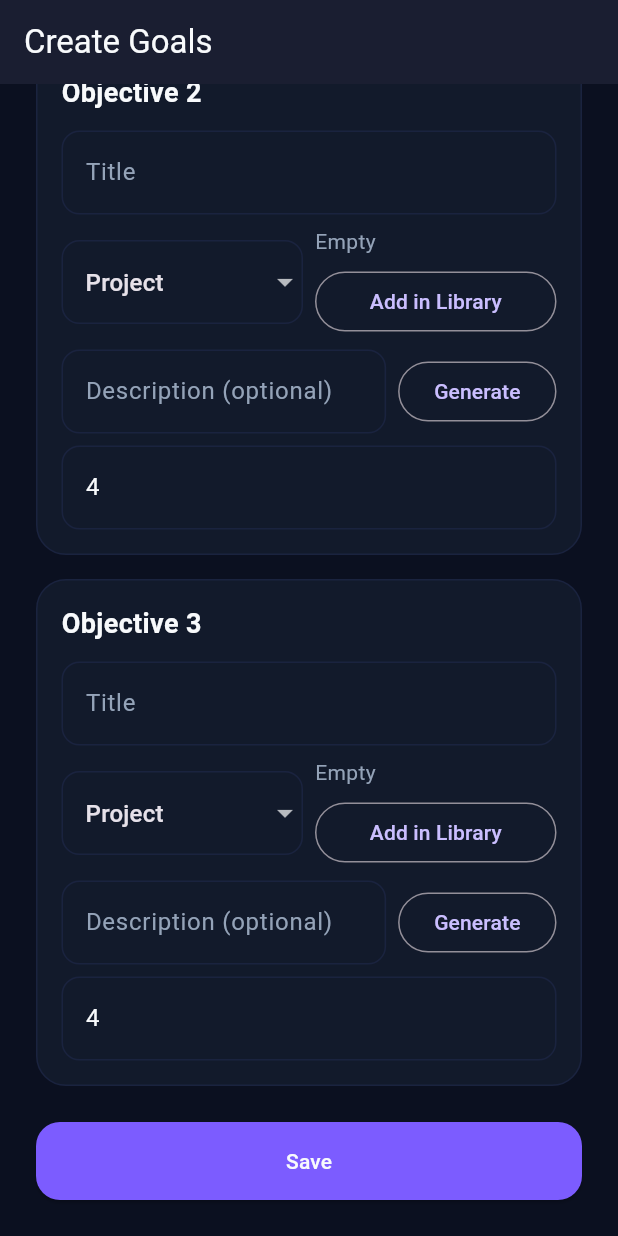
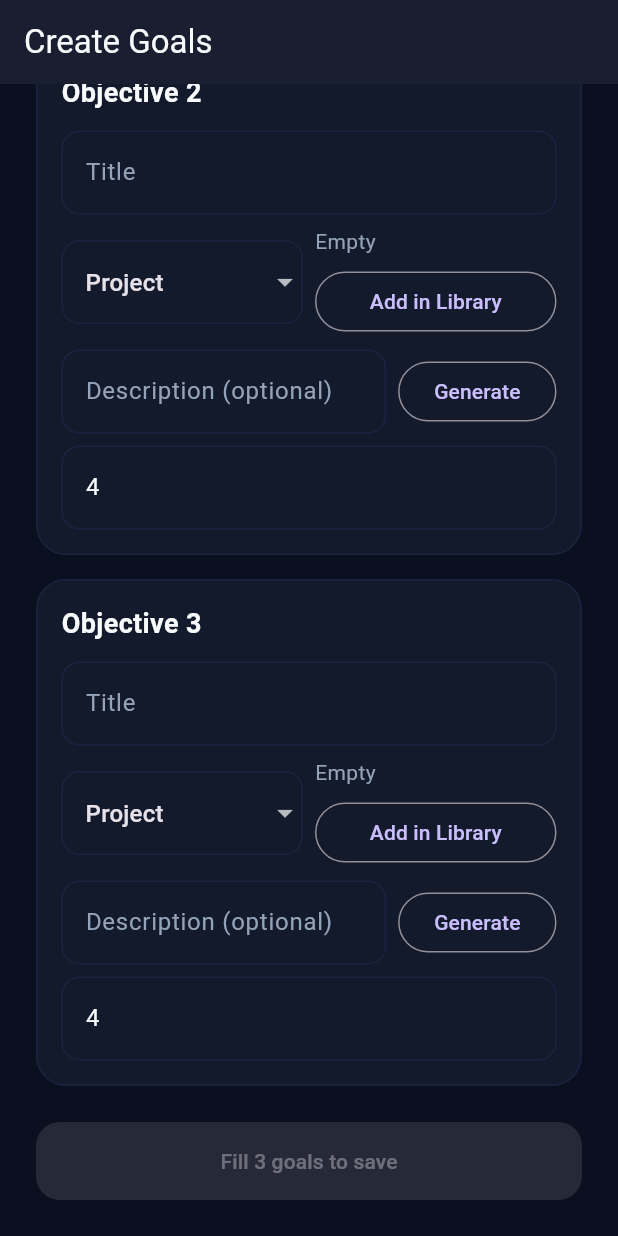
Before and after one commit to AfifBen/trifocus, a Flutter app: the CreateGoalScreen screen opened by its route, scrolled down 402 dp, on a phone screen of 412 x 824 dp. Run offline on Flutter 3.47's test engine with Material 3 defaults, Android fonts, the phone set to English and light mode, and no system bars; our stand-ins replace flutter_local_notifications, flutter_riverpod, go_router, shared_preferences, timezone; accounts and stored records are empty.

Commit message:
Enforce Rule of 3: require 3 goals before save

```diff
--- a/lib/features/goals/presentation/screens/create_goal_screen.dart
+++ b/lib/features/goals/presentation/screens/create_goal_screen.dart
@@ -146,7 +146,7 @@ class _CreateGoalScreenState extends ConsumerState<CreateGoalScreen> {
               SizedBox(
                 width: double.infinity,
                 child: ElevatedButton(
-                  onPressed: _saveGoals,
+                  onPressed: _canSave() ? _saveGoals : null,
                   style: ElevatedButton.styleFrom(
                     backgroundColor: AppColors.primary,
                     foregroundColor: AppColors.textPrimary,
@@ -155,7 +155,7 @@ class _CreateGoalScreenState extends ConsumerState<CreateGoalScreen> {
                       borderRadius: BorderRadius.circular(16),
                     ),
                   ),
-                  child: const Text('Save'),
+                  child: Text(_canSave() ? 'Save' : 'Fill 3 goals to save'),
                 ),
               ),
             ),
@@ -164,7 +164,13 @@ class _CreateGoalScreenState extends ConsumerState<CreateGoalScreen> {
     );
   }
 
+  bool _canSave() {
+    return titleControllers.every((c) => c.text.trim().isNotEmpty);
+  }
+
   Future<void> _saveGoals() async {
+    if (!_canSave()) return;
+
     final rows = List.generate(3, (index) {
       return {
         'title': titleControllers[index].text.trim(),
@@ -173,9 +179,7 @@ class _CreateGoalScreenState extends ConsumerState<CreateGoalScreen> {
         'categoryItem': categoryControllers[index].text.trim(),
         'description': descriptionControllers[index].text.trim(),
       };
-    }).where((row) => (row['title'] as String).isNotEmpty).toList();
-
-    if (rows.isEmpty) return;
+    });
 
     final goals = List.generate(rows.length, (index) {
       final row = rows[index];
```
